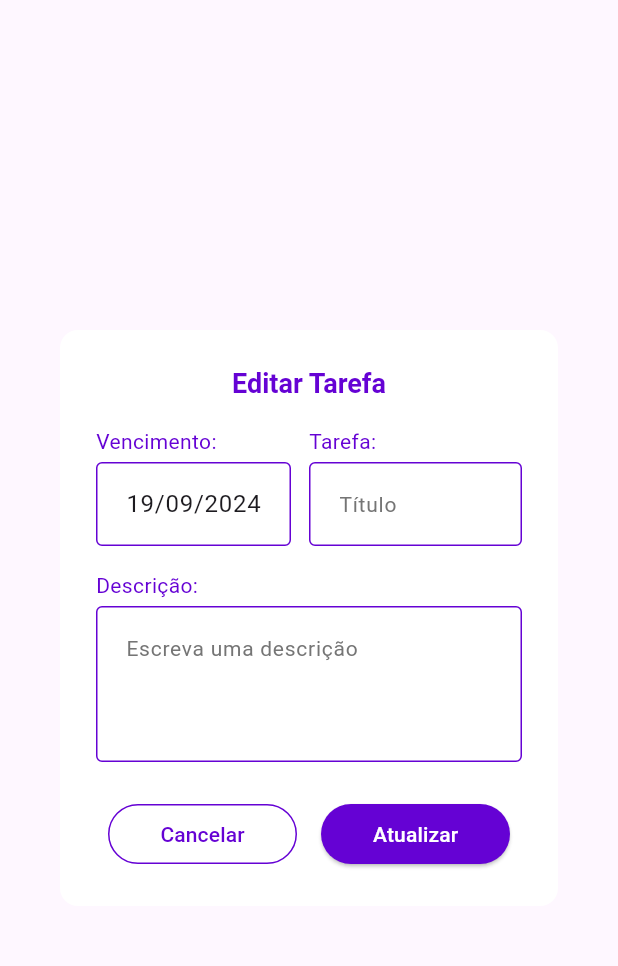
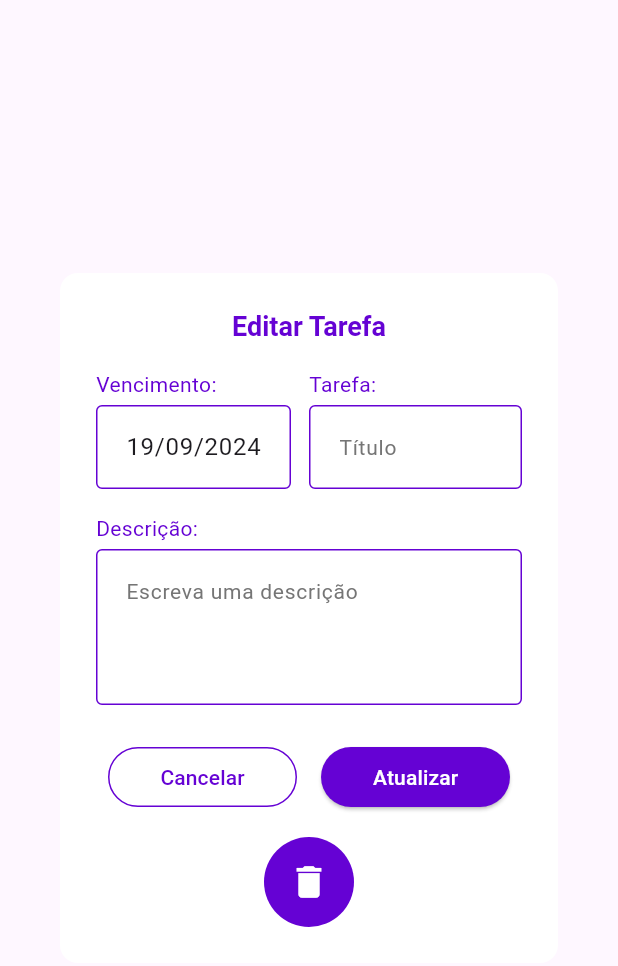
Before and after one commit to Grupo04-Esfera-Pro-Solucoes/EsferaPro, a Flutter app: the TaskUpdateDialog widget shown alone on an empty page, opened directly with empty values, on a phone screen of 412 x 824 dp. Shown: the top 966 px of the screen. Run offline on Flutter 3.47's test engine with Material 3 defaults, Android fonts, the phone set to English and light mode, and no system bars; our stand-ins replace fl_chart, flutter_multi_formatter, shared_preferences; accounts and stored records are empty.

Commit message:
delete no tap gesture implementado e lista de tarefas a mais recente criada é a primeira a aparecer agora, reversed.toList();

```diff
--- a/lib/widgets/task_update.dart
+++ b/lib/widgets/task_update.dart
@@ -6,11 +6,13 @@ import '../model/task_model.dart';
 class TaskUpdateDialog extends StatefulWidget {
   final Task task;
   final void Function(Task) onTaskUpdated;
+  final void Function() onTaskDeleted;
   final int userId;
 
   const TaskUpdateDialog({
     required this.task,
     required this.onTaskUpdated,
+    required this.onTaskDeleted,
     required this.userId,
     Key? key,
   }) : super(key: key);
@@ -220,6 +222,25 @@ class _TaskUpdateState extends State<TaskUpdateDialog> {
             ),
           ],
         ),
+        const SizedBox(height: 16),
+        Center(
+          child: TextButton(
+            onPressed: () {
+              widget.onTaskDeleted();
+              Navigator.pop(context);
+            },
+            style: TextButton.styleFrom(
+              backgroundColor: Color(0xFF6502D4),
+              shape: CircleBorder(),
+              padding: EdgeInsets.all(16),
+            ),
+            child: const Icon(
+              Icons.delete,
+              color: Colors.white,
+              size: 28,
+            ),
+          ),
+        ),
       ],
     );
   }
```
Also changed, not shown: lib/screens/tasks.dart (+15 -1 lines).
